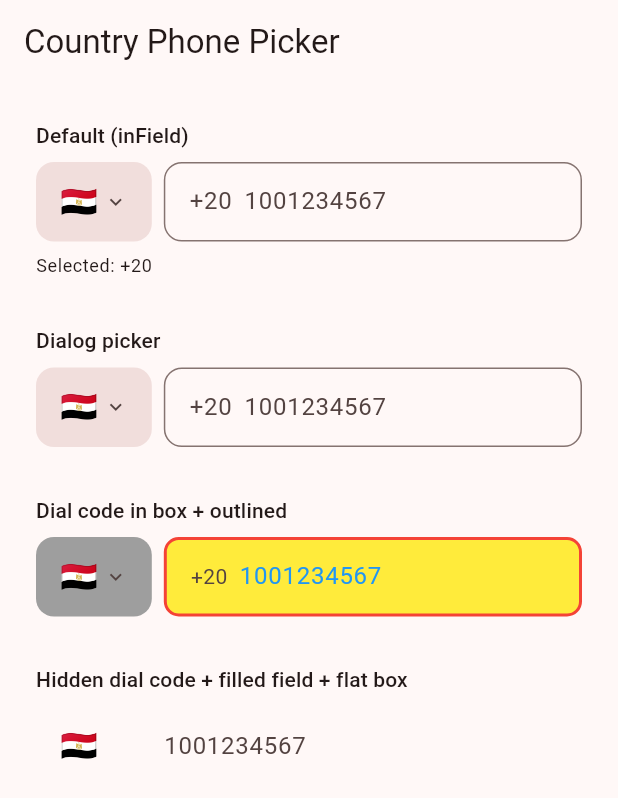
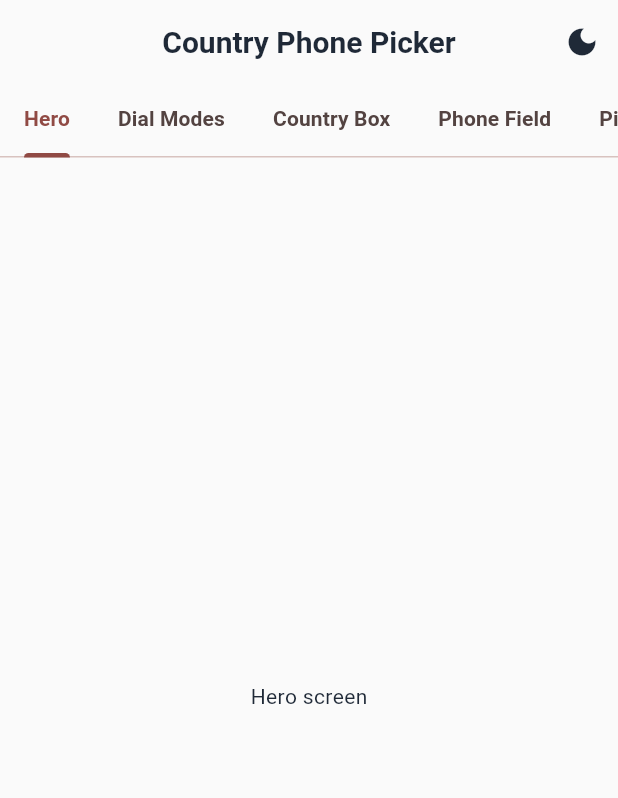
Before and after one commit to MustafaYounis27/customized_country_phone_picker, a Flutter app: the screen it shows after launch, on a phone screen of 412 x 824 dp. Shown: the top 798 px of the screen. Run offline on Flutter 3.47's test engine with Material 3 defaults, Android fonts, the phone set to English and light mode, and no system bars.

Commit message:
feat(example): root scaffold with tabs and theme toggle

```diff
--- a/example/lib/main.dart
+++ b/example/lib/main.dart
@@ -1,104 +1,129 @@
+// example/lib/main.dart
 import 'package:flutter/material.dart';
-import 'package:customized_country_phone_picker/customized_country_phone_picker.dart';
+import 'theme/app_theme.dart';
 
 void main() => runApp(const ExampleApp());
 
-class ExampleApp extends StatelessWidget {
+class ExampleApp extends StatefulWidget {
   const ExampleApp({super.key});
 
   @override
-  Widget build(BuildContext context) {
-    return MaterialApp(
-      title: 'Country Phone Picker Example',
-      theme: ThemeData(colorSchemeSeed: Colors.red, useMaterial3: true),
-      home: const ExampleScreen(),
-    );
-  }
+  State<ExampleApp> createState() => _ExampleAppState();
 }
 
-class ExampleScreen extends StatefulWidget {
-  const ExampleScreen({super.key});
-
-  @override
-  State<ExampleScreen> createState() => _ExampleScreenState();
-}
-
-class _ExampleScreenState extends State<ExampleScreen> {
-  final _ctrl1 = TextEditingController();
-  final _ctrl2 = TextEditingController();
-  final _ctrl3 = TextEditingController();
-  final _ctrlDialog = TextEditingController();
-  String _selectedDial = '+20';
+class _ExampleAppState extends State<ExampleApp> {
+  final ValueNotifier<ThemeMode> _themeMode = ValueNotifier(ThemeMode.light);
 
   @override
   void dispose() {
-    _ctrl1.dispose();
-    _ctrl2.dispose();
-    _ctrl3.dispose();
-    _ctrlDialog.dispose();
+    _themeMode.dispose();
     super.dispose();
   }
 
   @override
   Widget build(BuildContext context) {
+    return ValueListenableBuilder<ThemeMode>(
+      valueListenable: _themeMode,
+      builder: (context, mode, _) {
+        return MaterialApp(
+          title: 'Country Phone Picker',
+          debugShowCheckedModeBanner: false,
+          themeMode: mode,
+          theme: AppTheme.light(),
+          darkTheme: AppTheme.dark(),
+          home: RootScaffold(themeMode: _themeMode),
+        );
+      },
+    );
+  }
+}
+
+class RootScaffold extends StatefulWidget {
+  const RootScaffold({super.key, required this.themeMode});
+
+  final ValueNotifier<ThemeMode> themeMode;
+
+  @override
+  State<RootScaffold> createState() => _RootScaffoldState();
+}
+
+class _RootScaffoldState extends State<RootScaffold> with TickerProviderStateMixin {
+  late final TabController _tabController;
+
+  static const _tabs = <String>[
+    'Hero',
+    'Dial Modes',
+    'Country Box',
+    'Phone Field',
+    'Picker',
+    'Themed Search',
+  ];
+
+  @override
+  void initState() {
+    super.initState();
+    _tabController = TabController(length: _tabs.length, vsync: this);
+  }
+
+  @override
+  void dispose() {
+    _tabController.dispose();
+    super.dispose();
+  }
+
+  @override
+  Widget build(BuildContext context) {
+    final colorScheme = Theme.of(context).colorScheme;
     return Scaffold(
-      appBar: AppBar(title: const Text('Country Phone Picker')),
-      body: ListView(
-        padding: const EdgeInsets.all(24),
-        children: [
-          Text('Default (inField)', style: Theme.of(context).textTheme.titleSmall),
-          const SizedBox(height: 8),
-          CountryPhoneInput(controller: _ctrl1, onCountryChanged: (c) => setState(() => _selectedDial = c.dialCode)),
-          const SizedBox(height: 8),
-          Text('Selected: $_selectedDial', style: Theme.of(context).textTheme.bodySmall),
-          const SizedBox(height: 32),
-          Text('Dialog picker', style: Theme.of(context).textTheme.titleSmall),
-          const SizedBox(height: 8),
-          CountryPhoneInput(
-            controller: _ctrlDialog,
-            countryPickerPresentation: CountryPickerPresentation.dialog,
-            theme: const CountryPhonePickerThemeData(
-              sheetSearchHint: 'Search country',
-              searchFieldDecoration: CountryPickerSearchDecoration(
-                borderRadius: 20,
-                borderColor: Colors.deepOrange,
-                focusedBorderColor: Colors.red,
-                fillColor: Color(0xFFFFEBEE),
-                prefixIcon: Icons.public,
-              ),
-            ),
-            onCountryChanged: (c) {},
+      appBar: AppBar(
+        title: const Text('Country Phone Picker'),
+        actions: [
+          ValueListenableBuilder<ThemeMode>(
+            valueListenable: widget.themeMode,
+            builder: (context, mode, _) {
+              final isDark = mode == ThemeMode.dark;
+              return IconButton(
+                tooltip: isDark ? 'Switch to light' : 'Switch to dark',
+                icon: Icon(isDark ? Icons.light_mode : Icons.dark_mode),
+                onPressed: () {
+                  widget.themeMode.value = isDark ? ThemeMode.light : ThemeMode.dark;
+                },
+              );
+            },
           ),
-          const SizedBox(height: 32),
-          Text('Dial code in box + outlined', style: Theme.of(context).textTheme.titleSmall),
-          const SizedBox(height: 8),
-          CountryPhoneInput(
-            controller: _ctrl2,
-            countryBoxDecoration: CountryBoxDecoration.pill(backgroundColor: Colors.grey),
-            phoneFieldDecoration: const PhoneFieldDecoration.bordered(
-              borderColor: Colors.red,
-              focusBorderColor: Colors.blue,
-              errorBorderColor: Colors.green,
-              borderWidth: 2,
-              borderRadius: 10,
-              backgroundColor: Colors.yellow,
-              textStyle: TextStyle(color: Colors.red),
-              hintStyle: TextStyle(color: Colors.blue),
-            ),
-            onCountryChanged: (c) {},
-          ),
-          const SizedBox(height: 32),
-          Text('Hidden dial code + filled field + flat box', style: Theme.of(context).textTheme.titleSmall),
-          const SizedBox(height: 8),
-          CountryPhoneInput(
-            controller: _ctrl3,
-            dialCodeDisplay: DialCodeDisplay.hidden,
-            countryBoxDecoration: const CountryBoxDecoration.flat(),
-            phoneFieldDecoration: const PhoneFieldDecoration.filled(),
-            onCountryChanged: (c) {},
-          ),
+        ],
+        bottom: TabBar(
+          controller: _tabController,
+          isScrollable: true,
+          tabAlignment: TabAlignment.start,
+          indicatorColor: colorScheme.primary,
+          indicatorWeight: 3,
+          labelColor: colorScheme.primary,
+          unselectedLabelColor: colorScheme.onSurfaceVariant,
+          tabs: [for (final t in _tabs) Tab(text: t)],
+        ),
+      ),
+      body: TabBarView(
+        controller: _tabController,
+        children: const [
+          _PlaceholderScreen(name: 'Hero'),
+          _PlaceholderScreen(name: 'Dial Modes'),
+          _PlaceholderScreen(name: 'Country Box'),
+          _PlaceholderScreen(name: 'Phone Field'),
+          _PlaceholderScreen(name: 'Picker'),
+          _PlaceholderScreen(name: 'Themed Search'),
         ],
       ),
     );
   }
 }
+
+class _PlaceholderScreen extends StatelessWidget {
+  const _PlaceholderScreen({required this.name});
+  final String name;
+
+  @override
+  Widget build(BuildContext context) {
+    return Center(child: Text('$name screen'));
+  }
+}
```
